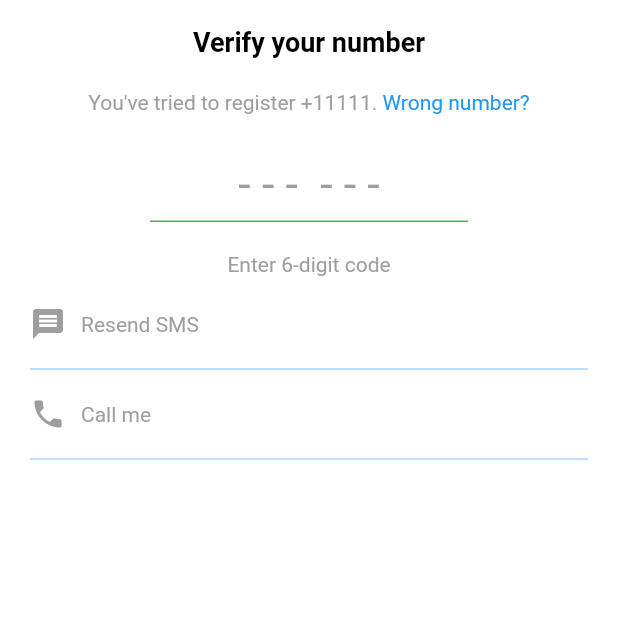
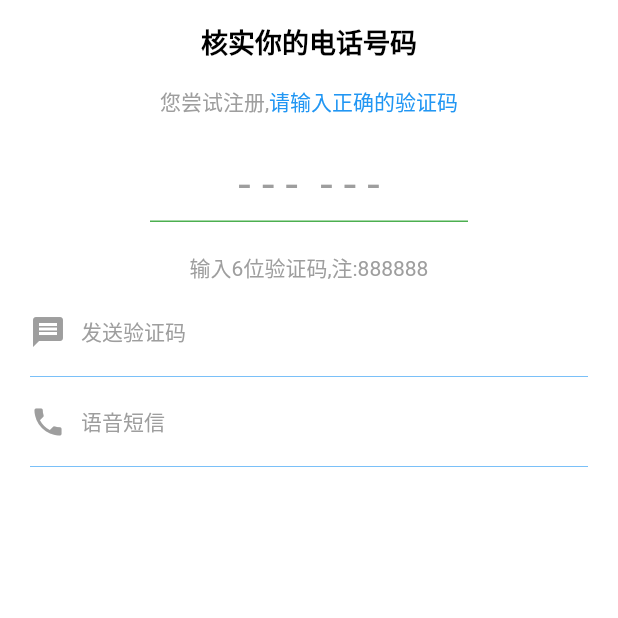
Before and after one commit to HelloJiada/flutter_test_1, a Flutter app: the VerifcationPage screen opened directly with empty values, on a phone screen of 412 x 824 dp, the top half of it. Run offline on Flutter 3.47's test engine with Material 2 defaults, Android fonts, the phone set to English and light mode, and no system bars; our stand-ins replace country_picker, flutter_riverpod, image_picker, shared_preferences; missing offline and left inert: photo_manager; accounts and stored records are empty.

Commit message:
no message

```diff
--- a/lib/common/routes/routest.dart
+++ b/lib/common/routes/routest.dart
@@ -1,11 +1,12 @@
 // import 'dart:js';
 
 import 'package:flutter/material.dart';
-import 'package:jadeapp/feature/auth/pages/login_page.dart';
-import 'package:jadeapp/feature/auth/pages/user_info_page.dart';
-import 'package:jadeapp/feature/auth/pages/verifcation_page.dart';
-import 'package:jadeapp/feature/contact/pages/contact_page.dart';
-import 'package:jadeapp/feature/welcome/pages/welcome_page.dart';
+import 'package:harucat/feature/auth/pages/login_page.dart';
+import 'package:harucat/feature/auth/pages/user_info_page.dart';
+import 'package:harucat/feature/auth/pages/verifcation_page.dart';
+import 'package:harucat/feature/contact/pages/contact_page.dart';
+import 'package:harucat/feature/home/pages/home_pages.dart';
+import 'package:harucat/feature/welcome/pages/welcome_page.dart';
 
 class Routes {
   static const String welcome = 'welcome';
@@ -13,6 +14,7 @@ class Routes {
   static const String verification = 'verification';
   static const String userInfo = 'user-info';
   static const String contact = 'contact';
+  static const String home = 'home';
 
   static Route<dynamic> onGrenerateRoute(RouteSettings settings) {
     switch (settings.name) {
@@ -33,6 +35,8 @@ class Routes {
         return MaterialPageRoute(builder: (context) => const UserInfoPage());
       case contact:
         return MaterialPageRoute(builder: (context) => const ContactPage());
+case home:
+        return MaterialPageRoute(builder: (context) => const HomePage());
 
       default:
         return MaterialPageRoute(
--- a/lib/common/theme/dark_theme.dart
+++ b/lib/common/theme/dark_theme.dart
@@ -1,6 +1,6 @@
 import 'package:flutter/material.dart';
 import 'package:flutter/services.dart';
-import 'package:jadeapp/common/extension/custom_them_extension.dart';
+import 'package:harucat/common/extension/custom_them_extension.dart';
 import '../../common/utils/coloors.dart';
 
 ThemeData darkTheme() {
--- a/lib/common/theme/light_theme.dart
+++ b/lib/common/theme/light_theme.dart
@@ -1,6 +1,6 @@
 import 'package:flutter/material.dart';
 import 'package:flutter/services.dart';
-import 'package:jadeapp/common/extension/custom_them_extension.dart';
+import 'package:harucat/common/extension/custom_them_extension.dart';
 import '../../common/utils/coloors.dart';
 
 ThemeData lightTheme() {
--- a/lib/common/widgets/short_h_bar.dart
+++ b/lib/common/widgets/short_h_bar.dart
@@ -1,5 +1,5 @@
 import 'package:flutter/material.dart';
-import 'package:jadeapp/common/extension/custom_them_extension.dart';
+import 'package:harucat/common/extension/custom_them_extension.dart';
 
 class ShortHBar extends StatelessWidget {
   const ShortHBar({super.key, this.height, this.width, this.color});
--- a/lib/feature/auth/pages/image_picker_page.dart
+++ b/lib/feature/auth/pages/image_picker_page.dart
@@ -3,9 +3,9 @@ import 'dart:typed_data';
 
 import 'package:flutter/material.dart';
 import 'package:image_picker/image_picker.dart';
-import 'package:jadeapp/common/extension/custom_them_extension.dart';
-import 'package:jadeapp/common/helper/show_alert_dialog.dart';
-import 'package:jadeapp/common/widgets/custom_icon_buttom.dart';
+import 'package:harucat/common/extension/custom_them_extension.dart';
+import 'package:harucat/common/helper/show_alert_dialog.dart';
+import 'package:harucat/common/widgets/custom_icon_buttom.dart';
 import 'package:photo_manager/photo_manager.dart';
 
 class ImagePickerPage extends StatefulWidget {
--- a/lib/feature/auth/pages/login_page.dart
+++ b/lib/feature/auth/pages/login_page.dart
@@ -1,19 +1,20 @@
-
-
 import 'package:country_picker/country_picker.dart';
 import 'package:flutter/material.dart';
 import 'package:flutter/src/widgets/container.dart';
 import 'package:flutter/src/widgets/framework.dart';
 import 'package:flutter_riverpod/flutter_riverpod.dart';
-import 'package:jadeapp/common/helper/show_alert_dialog.dart';
-import 'package:jadeapp/common/routes/routest.dart';
+import 'package:harucat/common/helper/show_alert_dialog.dart';
+import 'package:harucat/common/routes/routest.dart';
 
-import 'package:jadeapp/common/utils/coloors.dart';
-import 'package:jadeapp/common/widgets/custom_elevated_button.dart';
-// import 'package:jadeapp/feature/auth/controller/auth_controller.dart';
-import 'package:jadeapp/feature/auth/widgets/custom_text_field.dart';
+import 'package:harucat/common/utils/coloors.dart';
+import 'package:harucat/common/widgets/custom_elevated_button.dart';
+import 'package:harucat/feature/auth/pages/verifcation_page.dart';
+// import 'package:harucat/feature/auth/controller/auth_controller.dart';
+import 'package:harucat/feature/auth/widgets/custom_text_field.dart';
 
 import '../../../common/widgets/custom_icon_buttom.dart';
+import '../../../common/helper/reg_exp.dart';
+
 
 class LoginPage extends ConsumerStatefulWidget {
   const LoginPage({super.key});
@@ -32,18 +33,34 @@ sendCodeToPhone() {
     final countryName = countryNameController.text;
     final countryCode = countryCodeController.text;
 
-  if(phoneNumber.isEmpty) {
-    return showAlertDialog(context: context, message: 'Please enter you phone number');
+    if (phoneNumber.isEmpty) {
+      return showAlertDialog(context: context, message: '请输入您的电话号码');
+    } else if (!countryCode.contains('86')) {
+      return showAlertDialog(context: context, message: '目前仅支持中国手机号哦.');
+    } else if (!isChinaPhoneLegal(phoneNumber)) {
+      return showAlertDialog(context: context, message: '请输入正确的手机号码,目前仅支持中国手机号哦.');
     }
 
-  else if(phoneNumber.length != 11) {
-    return showAlertDialog(context: context, message: 'Please enter the correct mobile phone number in $countryName.Thank you.');
+    Navigator.of(context).push(MaterialPageRoute(
+  builder: (context) => VerifcationPage(verifcationId: countryCode, phoneNumber: phoneNumber),
+));
+
+
+// ref.read(authControllerProvider).sendSmsCode(context: context, phoneNumber: '+$countryCode$phoneNumber');
+    // Navigator.of(context).pushNamedAndRemoveUntil(
+    //     Routes.verification, (route) => false,
+    //     arguments: {"verifcationId": countryCode, "phoneNumber": phoneNumber});
+
+
   }
 
-// ref.read(authControllerProvider).sendSmsCode(context: context, phoneNumber: '+$countryCode$phoneNumber');
-   Navigator.of(context).pushNamedAndRemoveUntil(Routes.verification, (route) => false,arguments: {"verifcationId":countryCode,"phoneNumber":phoneNumber});
+    ///手机号验证
+  static bool isChinaPhoneLegal(String str) {
+    return RegExp(
+            r"^1([38][0-9]|4[579]|5[0-3,5-9]|6[6]|7[0135678]|9[89])\d{8}$")
+        .hasMatch(str);
+  }
 
-}
 
   showCountryCodePicker() {
     showCountryPicker(
@@ -66,7 +83,7 @@ sendCodeToPhone() {
             Icons.language,
             color: Coloors.greenLight,
           ),
-          hintText: 'Search country code or name',
+          hintText: '搜索国家代码或名称',
           enabledBorder: UnderlineInputBorder(
             borderSide: BorderSide(
               color: Colors.grey,
@@ -102,6 +119,7 @@ sendCodeToPhone() {
     super.dispose();
   }
 
+
   @override
   Widget build(BuildContext context) {
     return Scaffold(
@@ -109,7 +127,7 @@ sendCodeToPhone() {
         backgroundColor: Theme.of(context).scaffoldBackgroundColor,
         elevation: 0,
         title: const Text(
-          "Enter your phone number",
+          "输入你的电话号码",
           style: TextStyle(color: Coloors.authAppbarTextColor),
         ),
         centerTitle: true,
@@ -127,14 +145,14 @@ sendCodeToPhone() {
             child: RichText(
               textAlign: TextAlign.center,
               text: const TextSpan(
-                  text: "JadeApp will need to verify your phone number",
+                  text: "我们将需要验证您的电话号码",
                   style: TextStyle(
                     color: Coloors.greyDark,
                     height: 1.5,
                   ),
                   children: [
                     TextSpan(
-                      text: " what's my number",
+                      text: " 您的号码是多少?",
                       style: TextStyle(
                         color: Colors.blue,
                       ),
@@ -178,7 +196,7 @@ sendCodeToPhone() {
                   child: CustomTextField(
                     controller: countryNumberController,
                     onTap: () {},
-                    hintText: "phone number",
+                    hintText: "手机号码",
                     textAlign: TextAlign.left,
                     keyBoardType: TextInputType.number,
                   ),
@@ -190,7 +208,7 @@ sendCodeToPhone() {
             height: 20,
           ),
           const Text(
-            'Carrier charges may apply',
+            '请输入正确的手机号码',
             style: TextStyle(color: Colors.grey),
           ),
         ],
@@ -198,7 +216,7 @@ sendCodeToPhone() {
       floatingActionButtonLocation: FloatingActionButtonLocation.centerFloat,
       floatingActionButton: CustomElevatedButton(
         onPressed: sendCodeToPhone,
-        text: 'NETX',
+        text: '下一步',
         bottonWidth: 90,
       ),
     );
--- a/lib/feature/auth/pages/user_info_page.dart
+++ b/lib/feature/auth/pages/user_info_page.dart
@@ -3,13 +3,15 @@ import 'dart:io';
 import 'package:flutter/foundation.dart';
 import 'package:flutter/material.dart';
 import 'package:image_picker/image_picker.dart';
-import 'package:jadeapp/common/extension/custom_them_extension.dart';
-import 'package:jadeapp/common/utils/coloors.dart';
-import 'package:jadeapp/common/widgets/custom_elevated_button.dart';
-import 'package:jadeapp/common/widgets/custom_icon_buttom.dart';
-import 'package:jadeapp/common/widgets/short_h_bar.dart';
-import 'package:jadeapp/feature/auth/pages/image_picker_page.dart';
-import 'package:jadeapp/feature/auth/widgets/custom_text_field.dart';
+import 'package:harucat/common/extension/custom_them_extension.dart';
+import 'package:harucat/common/routes/routest.dart';
+import 'package:harucat/common/utils/coloors.dart';
+import 'package:harucat/common/widgets/custom_elevated_button.dart';
+import 'package:harucat/common/widgets/custom_icon_buttom.dart';
+import 'package:harucat/common/widgets/short_h_bar.dart';
+import 'package:harucat/feature/auth/pages/image_picker_page.dart';
+import 'package:harucat/feature/auth/widgets/custom_text_field.dart';
+import 'package:harucat/feature/home/pages/home_pages.dart';
 import 'package:shared_preferences/shared_preferences.dart';
 
 import '../../../common/helper/show_alert_dialog.dart';
@@ -39,7 +41,7 @@ class _UserInfoPageState extends State<UserInfoPage> {
                     width: 20,
                   ),
                   const Text(
-                    'Profile photo',
+                    '上传头像',
                     style: TextStyle(
                       fontSize: 20,
                       fontWeight: FontWeight.w500,
@@ -66,7 +68,7 @@ class _UserInfoPageState extends State<UserInfoPage> {
                   imagePickerIcon(
                       onTap: pickImageFromCamera,
                       icon: Icons.camera_alt_rounded,
-                      text: "Camera"),
+                      text: "相机"),
                   const SizedBox(
                     width: 15,
                   ),
@@ -79,7 +81,7 @@ class _UserInfoPageState extends State<UserInfoPage> {
                         );
                       },
                       icon: Icons.photo_camera_back_rounded,
-                      text: "Gallery"),
+                      text: "相册"),
                 ],
               ),
               const SizedBox(
@@ -109,6 +111,8 @@ class _UserInfoPageState extends State<UserInfoPage> {
       SharedPreferences prefs =
           await SharedPreferences.getInstance(); //定义一个SharedPreferences类型
       prefs.setString('isLogin','1'); //写入具体的数据
+      // Navigator.pushNamedAndRemoveUntil(context, Routes.home);
+      Navigator.pushNamedAndRemoveUntil(context, Routes.home, (route) => false);
     }
 
 
@@ -149,7 +153,7 @@ class _UserInfoPageState extends State<UserInfoPage> {
         backgroundColor: Theme.of(context).colorScheme.background,
         elevation: 0,
         title: Text(
-          'Profile info',
+          '个人信息',
           style: TextStyle(
             color: context.theme.authAppbarTextColor,
           ),
@@ -161,7 +165,7 @@ class _UserInfoPageState extends State<UserInfoPage> {
         child: Column(
           children: [
             Text(
-              'Please provide your name and an optional profile photo',
+              '请提供您的姓名和可选的头像照片',
               textAlign: TextAlign.center,
               style: TextStyle(
                 color: context.theme.greyColor,
@@ -214,7 +218,7 @@ class _UserInfoPageState extends State<UserInfoPage> {
                   child: CustomTextField(
                     controller: null,
                     keyBoardType: TextInputType.number,
-                    hintText: 'Type your name here',
+                    hintText: '在这里输入你的昵称',
                     textAlign: TextAlign.left,
                   ),
                 ),
--- a/lib/feature/auth/pages/verifcation_page.dart
+++ b/lib/feature/auth/pages/verifcation_page.dart
@@ -1,11 +1,11 @@
 import 'package:flutter/material.dart';
-import 'package:jadeapp/common/extension/custom_them_extension.dart';
-import 'package:jadeapp/common/routes/routest.dart';
-import 'package:jadeapp/common/widgets/custom_icon_buttom.dart';
-import 'package:jadeapp/feature/auth/widgets/custom_text_field.dart';
+import 'package:harucat/common/extension/custom_them_extension.dart';
+import 'package:harucat/common/routes/routest.dart';
+import 'package:harucat/common/widgets/custom_icon_buttom.dart';
+import 'package:harucat/feature/auth/widgets/custom_text_field.dart';
 
 class VerifcationPage extends StatefulWidget {
-  const VerifcationPage({super.key, required this.verifcationId, required this.phoneNumber});
+   const VerifcationPage({super.key,  required this.verifcationId,  required this.phoneNumber});
   final String verifcationId;
   final String phoneNumber;
 
@@ -35,7 +35,7 @@ class _VerifcationPageState extends State<VerifcationPage> {
         backgroundColor: Theme.of(context).backgroundColor,
         elevation: 0,
         title: Text(
-          'Verify your number',
+          '核实你的电话号码',
           style: TextStyle(color: context.theme.authAppbarTextColor),
         ),
         centerTitle: true,
@@ -57,11 +57,12 @@ class _VerifcationPageState extends State<VerifcationPage> {
                       height: 1.5,
                     ),
                     children: [
-                      const TextSpan(
-                        text: "You've tried to register +11111. ",
+                       TextSpan(
+                        text: "您尝试注册,",
                       ),
+
                       TextSpan(
-                          text: 'Wrong number?',
+                          text: '请输入正确的验证码',
                           style: TextStyle(
                             color: context.theme.blueColor,
                           ))
@@ -79,7 +80,7 @@ class _VerifcationPageState extends State<VerifcationPage> {
                 hintText: '- - -  - - -',
                 fontSize: 30,
                 onChanged: (value) {
-                  if (value.length == 6){
+                  if (value.length == 6 && value.contains('888888')){
                     Navigator.of(context).pushNamedAndRemoveUntil(Routes.userInfo, (route) => false);
                   }
                 },
@@ -89,7 +90,7 @@ class _VerifcationPageState extends State<VerifcationPage> {
               height: 20,
             ),
             Text(
-              'Enter 6-digit code',
+              '输入6位验证码,注:888888',
               style: TextStyle(
                 color: context.theme.greyColor,
               ),
@@ -107,7 +108,7 @@ class _VerifcationPageState extends State<VerifcationPage> {
                   width: 10,
                 ),
                 Text(
-                  'Resend SMS',
+                  '发送验证码',
                   style: TextStyle(
                     color: context.theme.greyColor,
                   ),
@@ -133,7 +134,7 @@ class _VerifcationPageState extends State<VerifcationPage> {
                   width: 10,
                 ),
                 Text(
-                  'Call me',
+                  '语音短信',
                   style: TextStyle(
                     color: context.theme.greyColor,
                   ),
--- a/lib/feature/home/pages/call_home_page.dart
+++ b/lib/feature/home/pages/call_home_page.dart
@@ -12,11 +12,11 @@ class _CallHomePageState extends State<CallHomePage> {
   Widget build(BuildContext context) {
     return Scaffold(
       body: const Center(
-        child: Text('Call Home Page'),
+        child: Text(' Home Page 2'),
       ),
       floatingActionButton: FloatingActionButton(
         onPressed: () {},
-        child: const Icon(Icons.call),
+        child: const Icon(Icons.edit),
       ),
     );
   }
--- a/lib/feature/home/pages/chat_home_page.dart
+++ b/lib/feature/home/pages/chat_home_page.dart
@@ -1,5 +1,5 @@
 import 'package:flutter/material.dart';
-import 'package:jadeapp/common/routes/routest.dart';
+import 'package:harucat/common/routes/routest.dart';
 
 class ChatHomePage extends StatefulWidget {
   const ChatHomePage({super.key});
@@ -17,11 +17,11 @@ navigatToContactPage(context) {
   Widget build(BuildContext context) {
     return Scaffold(
       body: const Center(
-        child: Text('Chat Home Page',),
+        child: Text(' Home Page 1',),
       ),
       floatingActionButton: FloatingActionButton(
         onPressed: () => navigatToContactPage(context),
-        child: const Icon(Icons.chat),
+        child: const Icon(Icons.edit),
       ),
     );
   }
--- a/lib/feature/home/pages/status_home_page.dart
+++ b/lib/feature/home/pages/status_home_page.dart
@@ -12,7 +12,7 @@ class _StatusHomePageState extends State<StatusHomePage> {
   Widget build(BuildContext context) {
     return Scaffold(
       body: const Center(
-        child: Text('Status Home Page'),
+        child: Text(' Home Page 2'),
       ),
       floatingActionButton: FloatingActionButton(
         onPressed: () {},
--- a/lib/widgets/language_button.dart
+++ b/lib/widgets/language_button.dart
@@ -1,6 +1,6 @@
 import 'package:flutter/material.dart';
-import 'package:jadeapp/common/utils/coloors.dart';
-import 'package:jadeapp/common/widgets/custom_icon_buttom.dart';
+import 'package:harucat/common/utils/coloors.dart';
+import 'package:harucat/common/widgets/custom_icon_buttom.dart';
 
 class LanguageButton extends StatelessWidget {
   const LanguageButton({super.key});
--- a/pubspec.yaml
+++ b/pubspec.yaml
@@ -1,4 +1,4 @@
-name: jadeapp
+name: harucat
 description: A new Flutter project.
 # The following line prevents the package from being accidentally published to
 # pub.dev using `flutter pub publish`. This is preferred for private packages.
@@ -40,6 +40,8 @@ dependencies:
   image_picker: ^0.8.5+3
   photo_manager: ^2.3.0
   shared_preferences: ^2.0.8
+  sqflite: ^1.3.1
+  path:
 
 dev_dependencies:
   flutter_test:
@@ -66,6 +68,7 @@ flutter:
   # To add assets to your application, add an assets section, like this:
   assets:
     - assets/logo-cat.png
+    - assets/cat.jpg
 
 
   # An image asset can refer to one or more resolution-specific "variants", see
```
Also changed, not shown: lib/feature/home/pages/home_pages.dart (+9 -9 lines), lib/feature/welcome/pages/welcome_page.dart (+18 -15 lines), lib/main.dart (+8 -8 lines), lib/widgets/privacy_and_terms.dart (+4 -4 lines), pubspec.lock, 3 other files. Lines whose indentation alone changed are shown as unchanged.
